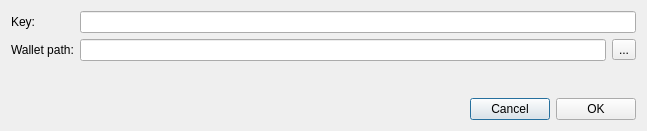
Old version of the form src/gui/ui/importkeydialog.ui in the repository mygirl8893/Catalyst-Classic-3.0.4.
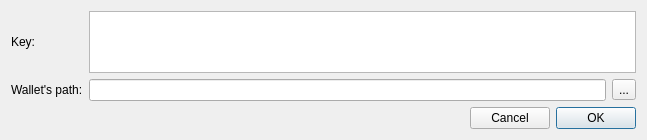
New version of the form.

Diff of the .ui file:
```diff
--- a/src/gui/ui/importkeydialog.ui
+++ b/src/gui/ui/importkeydialog.ui
@@ -7,9 +7,15 @@
     <x>0</x>
     <y>0</y>
     <width>647</width>
-    <height>131</height>
+    <height>140</height>
    </rect>
   </property>
+  <property name="minimumSize">
+   <size>
+    <width>0</width>
+    <height>130</height>
+   </size>
+  </property>
   <property name="windowTitle">
    <string>Import private key</string>
   </property>
@@ -23,26 +29,30 @@
        </property>
       </widget>
      </item>
-     <item row="0" column="1" colspan="2">
-      <widget class="QLineEdit" name="m_keyEdit"/>
-     </item>
-     <item row="1" column="0">
-      <widget class="QLabel" name="label_2">
-       <property name="text">
-        <string>Wallet path:</string>
-       </property>
-      </widget>
-     </item>
-     <item row="1" column="1">
-      <widget class="QLineEdit" name="m_pathEdit"/>
-     </item>
-     <item row="1" column="2">
+     <item row="2" column="2">
       <widget class="QToolButton" name="m_selectPathButton">
        <property name="text">
         <string>...</string>
        </property>
       </widget>
      </item>
+     <item row="2" column="0">
+      <widget class="QLabel" name="label_2">
+       <property name="text">
+        <string>Wallet's path:</string>
+       </property>
+      </widget>
+     </item>
+     <item row="2" column="1">
+      <widget class="QLineEdit" name="m_pathEdit"/>
+     </item>
+     <item row="0" column="1" colspan="2">
+      <widget class="QTextEdit" name="m_keyEdit">
+       <property name="readOnly">
+        <bool>false</bool>
+       </property>
+      </widget>
+     </item>
     </layout>
    </item>
    <item>
@@ -78,6 +88,9 @@
        <property name="text">
         <string>Cancel</string>
        </property>
+       <property name="autoDefault">
+        <bool>false</bool>
+       </property>
       </widget>
      </item>
      <item>
@@ -85,6 +98,12 @@
        <property name="text">
         <string>OK</string>
        </property>
+       <property name="autoDefault">
+        <bool>false</bool>
+       </property>
+       <property name="default">
+        <bool>true</bool>
+       </property>
       </widget>
      </item>
     </layout>
```
Left out of the diff: 2 changed lines with no effect on the pictures.
